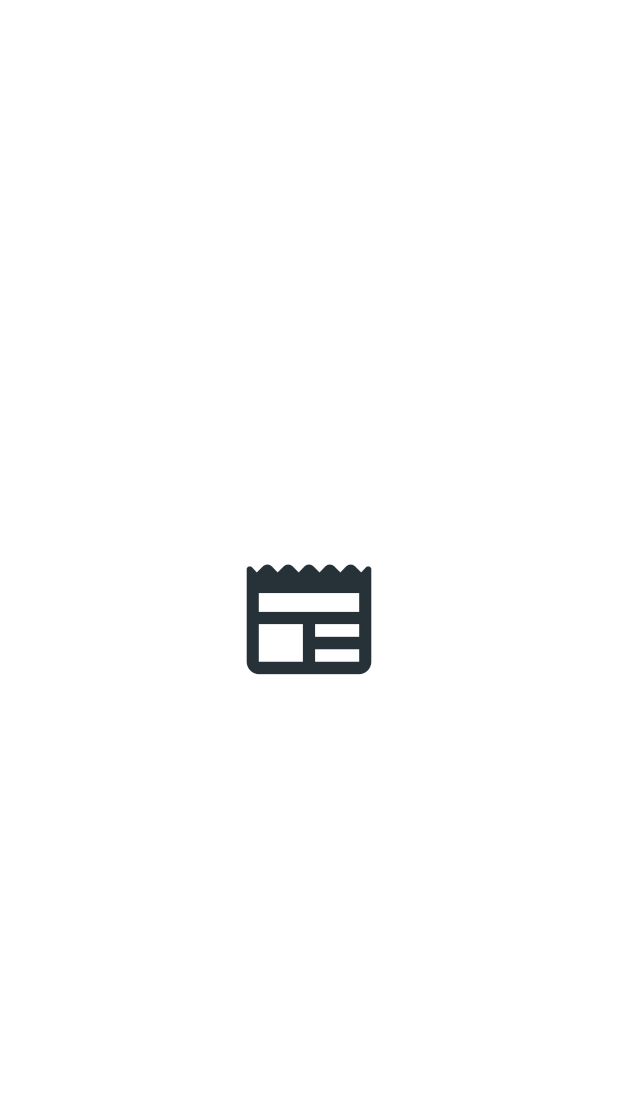
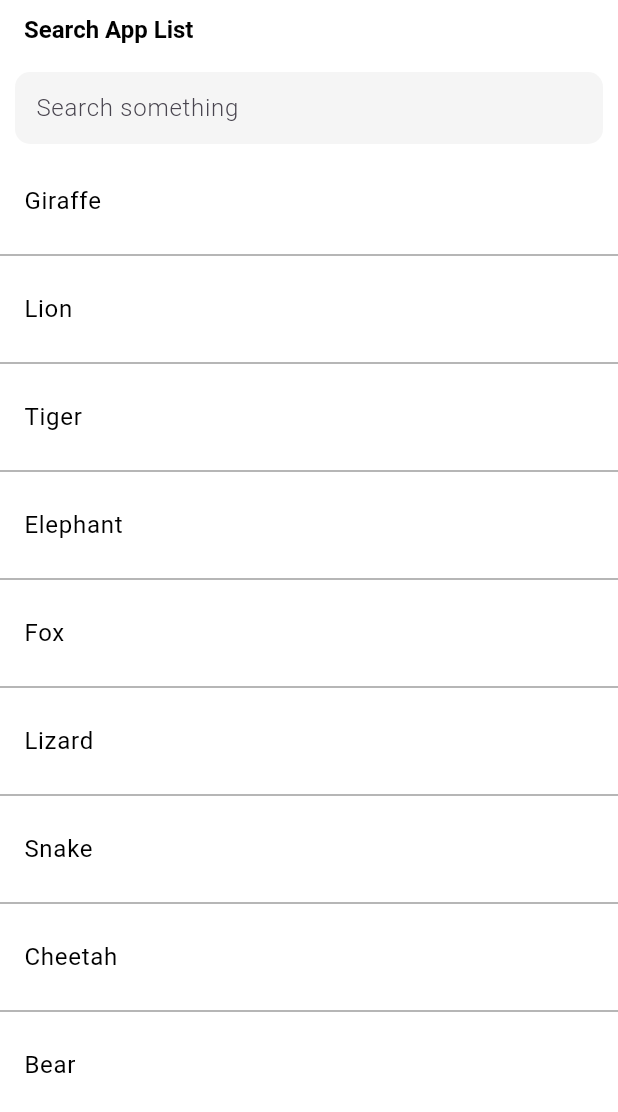
Before and after one commit to sjangid062/flutter_news_app, a Flutter app: the first screen one second after launch, on a phone screen of 412 x 824 dp. Shown: the top 1112 px of the screen. Run offline on Flutter 3.47's test engine with Material 3 defaults, Android fonts, the phone set to English and light mode, and no system bars; our stand-ins replace connectivity_plus, dio, get, pretty_dio_logger.

Commit message:
Update Done

```diff
--- a/lib/main.dart
+++ b/lib/main.dart
@@ -1,4 +1,5 @@
 import 'package:flutter/material.dart';
+import 'package:flutter_news_app/screens/search_screen/search_screen.dart';
 import 'package:flutter_news_app/screens/splash/splash_screen.dart';
 import 'package:flutter_news_app/utils/theme_controller.dart';
 import 'package:get/get.dart';
@@ -22,7 +23,7 @@ class MyApp extends StatelessWidget {
         theme: themeController.isDarkMode.value
             ? ThemeController.darkTheme
             : ThemeController.lightTheme,
-        home: const SplashScreen(),
+        home: const SearchScreen(),
       );
     });
   }
--- a/lib/screens/dashboard/home/home_screen.dart
+++ b/lib/screens/dashboard/home/home_screen.dart
@@ -25,6 +25,7 @@ class _HomeScreenState extends State<HomeScreen>
   TabController? tabController;
   final NetworkController networkController = Get.put(NetworkController());
   final ThemeController themeController = Get.find();
+
   List<String> tabTitle = [
     "Top News",
     "Business",
@@ -32,6 +33,7 @@ class _HomeScreenState extends State<HomeScreen>
     "Entertainment",
     "Sports"
   ];
+
   @override
   void initState() {
     super.initState();
--- /dev/null
+++ b/lib/screens/search_screen/controller/search_controller.dart
@@ -0,0 +1,46 @@
+import 'package:flutter/material.dart';
+import 'package:get/get.dart';
+
+class SearchTextController extends GetxController {
+  final TextEditingController searchController = TextEditingController();
+
+  RxList<String> animalName = [
+    "Giraffe",
+    "Lion",
+    "Tiger",
+    "Elephant",
+    "Fox",
+    "Lizard",
+    "Snake",
+    "Cheetah",
+    "Bear"
+  ].obs;
+
+  RxList<String> filteredList = <String>[].obs;
+
+  @override
+  void onInit() {
+    super.onInit();
+
+    filteredList = animalName;
+  }
+
+  void searchAnimal(String query) {
+    if (query.isEmpty) {
+      filteredList.value = animalName;
+    } else {
+      filteredList.value = animalName
+          .where((element) =>
+              element.toLowerCase().contains(query.toString()) &&
+              element.toUpperCase().contains(query.toString()))
+          .toList();
+    }
+  }
+
+  @override
+  void onClose() {
+    super.onClose();
+    searchController.clear();
+    filteredList.value = animalName;
+  }
+}
--- /dev/null
+++ b/lib/screens/search_screen/search_screen.dart
@@ -0,0 +1,52 @@
+import 'package:flutter/material.dart';
+import 'package:flutter_news_app/screens/search_screen/controller/search_controller.dart';
+import 'package:flutter_news_app/widgets/text_widget.dart';
+import 'package:flutter_news_app/widgets/textfield_widget.dart';
+import 'package:get/get.dart';
+
+class SearchScreen extends StatefulWidget {
+  const SearchScreen({super.key});
+
+  @override
+  State<SearchScreen> createState() => _SearchScreenState();
+}
+
+class _SearchScreenState extends State<SearchScreen> {
+  final SearchTextController searchController = Get.put(SearchTextController());
+  @override
+  Widget build(BuildContext context) {
+    return Scaffold(
+      appBar: AppBar(
+          title: const TextWidget(
+              title: "Search App List",
+              color: Colors.black,
+              fontSize: 16.0,
+              fontWeight: FontWeight.bold),
+          bottom: PreferredSize(
+              preferredSize: const Size.fromHeight(50.0),
+              child: TextFieldWidget(
+                  hintText: "Search something",
+                  onChanged: (value) => searchController.searchAnimal(value),
+                  controller: searchController.searchController))),
+      body: Obx(() => ListView.separated(
+            itemCount: searchController.filteredList.length,
+            itemBuilder: (context, index) {
+              return ListTile(
+                onTap: () {},
+                leading: TextWidget(
+                    title: searchController.filteredList[index],
+                    color: Colors.black,
+                    fontSize: 16.0,
+                    fontWeight: FontWeight.normal),
+              );
+            },
+            separatorBuilder: (context, index) {
+              return const Divider(
+                thickness: 1.0,
+                color: Colors.grey,
+              );
+            },
+          )),
+    );
+  }
+}
--- a/lib/widgets/textfield_widget.dart
+++ b/lib/widgets/textfield_widget.dart
@@ -3,10 +3,14 @@ import 'package:flutter_news_app/utils/dimensions.dart';
 
 class TextFieldWidget extends StatelessWidget {
   const TextFieldWidget(
-      {super.key, required this.hintText, required this.controller});
+      {super.key,
+      required this.hintText,
+      required this.controller,
+      required this.onChanged});
 
   final String hintText;
   final TextEditingController controller;
+  final ValueChanged<String> onChanged;
   @override
   Widget build(BuildContext context) {
     return SizedBox(
@@ -16,8 +20,9 @@ class TextFieldWidget extends StatelessWidget {
           child: TextField(
             controller: controller,
             style: const TextStyle(fontWeight: FontWeight.w300),
+            onChanged: onChanged,
             decoration: InputDecoration(
-              fillColor: Colors.grey.shade300,
+              fillColor: Colors.grey.shade100,
               filled: true,
               hintText: hintText,
               contentPadding:
```
Also changed, not shown: flutter_01.png (added).
